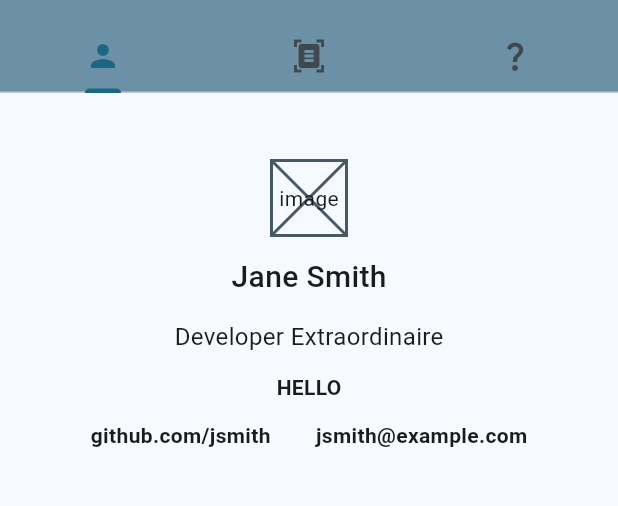
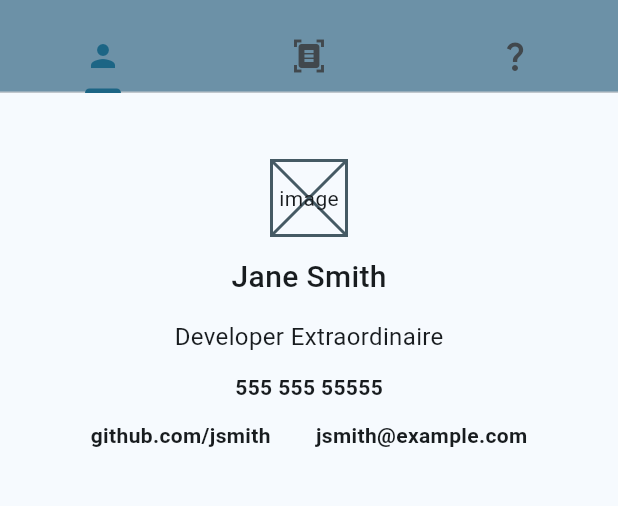
Before and after one commit to Daltonshults/CS492_Project_3, a Flutter app: the screen it shows after launch, on a phone screen of 412 x 824 dp, the part 63-569 px from its top. Run offline on Flutter 3.47's test engine with Material 3 defaults, Android fonts, the phone set to English and light mode, and no system bars.

```diff
--- a/lib/BusinessCard/business_card.dart
+++ b/lib/BusinessCard/business_card.dart
@@ -19,10 +19,10 @@ class BusinessCard extends StatefulWidget {
       : super(key: key);
 
   @override
-  _BusinessCardState createState() => _BusinessCardState();
+  BusinessCardState createState() => BusinessCardState();
 }
 
-class _BusinessCardState extends State<BusinessCard> {
+class BusinessCardState extends State<BusinessCard> {
   final basicTextStyle =
       const TextStyle(fontSize: 14, fontWeight: FontWeight.w600);
   final basicInsets = const EdgeInsets.all(8.0);
@@ -75,7 +75,7 @@ class _BusinessCardState extends State<BusinessCard> {
         }
       },
       child: PaddedText(
-          text: "HELLO",
+          text: widget.phoneNumber,
           edgeInsets: const EdgeInsets.all(6.0),
           style: basicTextStyle),
     );
```
